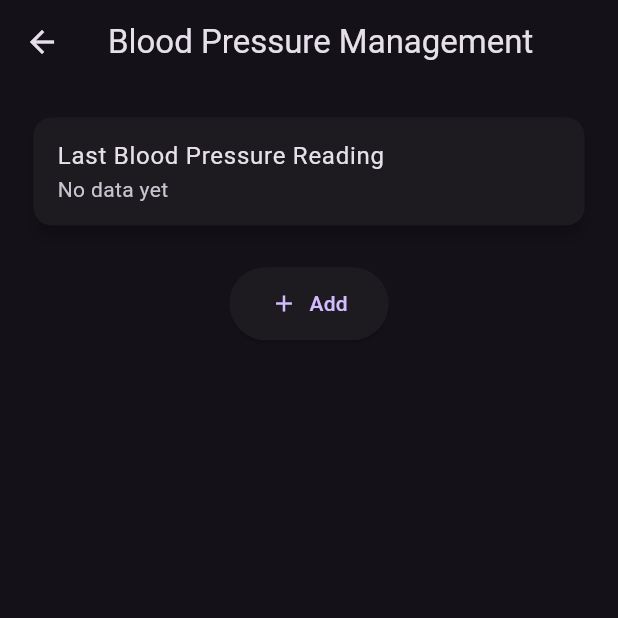
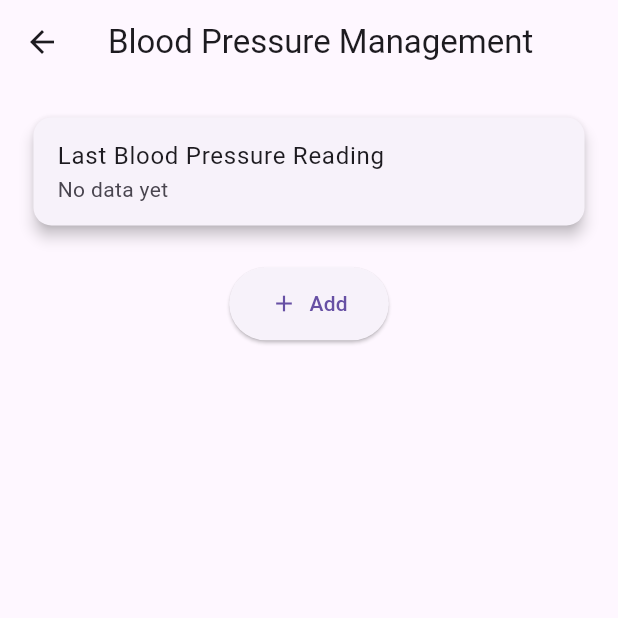
Before and after one commit to aljalo/health_mate, a Flutter app: the screen it shows after launch, after a tap on the "arrow forward" icon, on a phone screen of 412 x 824 dp, the top half of it. Run offline on Flutter 3.47's test engine with Material 3 defaults, Android fonts, the phone set to English and light mode, and no system bars; our stand-ins replace easy_localization, flutter_screenutil, hive, hive_flutter; accounts and stored records are empty.

Commit message:
Setteings Page

```diff
--- a/lib/main.dart
+++ b/lib/main.dart
@@ -1,4 +1,5 @@
 import 'package:flutter/material.dart';
+import 'package:health_mate/models/theme_mode_enum.dart';
 import 'package:hive_flutter/hive_flutter.dart';
 import 'package:flutter_screenutil/flutter_screenutil.dart';
 import 'package:easy_localization/easy_localization.dart';
@@ -20,7 +21,8 @@ void main() async {
   Hive.registerAdapter(BloodPressureAdapter());
   Hive.registerAdapter(BloodSugarAdapter());
   Hive.registerAdapter(MedicationAdapter());
-
+  Hive.registerAdapter(AppThemeModeAdapter());
+  await Hive.openBox('settingsBox');
   await Hive.openBox<BloodPressure>('pressureBox');
   await Hive.openBox<BloodSugar>('sugarBox');
   await Hive.openBox<Medication>('medicationsBox');
@@ -35,9 +37,28 @@ void main() async {
   );
 }
 
-class MyApp extends StatelessWidget {
+class MyApp extends StatefulWidget {
   const MyApp({super.key});
 
+  @override
+  State<MyApp> createState() => _MyAppState();
+}
+
+class _MyAppState extends State<MyApp> {
+
+  late Box settingsBox;
+  late AppThemeMode appThemeMode;
+@override
+  void initState() {
+    super.initState();
+    settingsBox = Hive.box('settingsBox');
+    appThemeMode = settingsBox.get('themeMode', defaultValue: AppThemeMode.system);
+    settingsBox.watch(key: 'themeMode').listen((event) {
+      setState(() {
+        appThemeMode = event.value;
+      });
+    });
+  }
   @override
   Widget build(BuildContext context) {
     return ScreenUtilInit(
@@ -46,8 +67,7 @@ class MyApp extends StatelessWidget {
         return MaterialApp(
           theme: ThemeData.light(),
           darkTheme: ThemeData.dark(),
-          themeMode: ThemeMode.dark,
-          //themeMode: ThemeMode.system,
+          themeMode: _getThemeMode(), //ThemeMode.dark,
           debugShowCheckedModeBanner: false,
           title: 'HealthMate',
 
@@ -63,6 +83,17 @@ class MyApp extends StatelessWidget {
         );
       },
     );
+  }
+  ThemeMode _getThemeMode() {
+    switch (appThemeMode) {
+      case AppThemeMode.light:
+        return ThemeMode.light;
+      case AppThemeMode.dark:
+        return ThemeMode.dark;
+      case AppThemeMode.system:
+      default:
+        return ThemeMode.system;
+    }
   }
 }
 
--- /dev/null
+++ b/lib/models/theme_mode_enum.dart
@@ -0,0 +1,15 @@
+// models/theme_mode_enum.dart
+
+import 'package:hive/hive.dart';
+
+part 'theme_mode_enum.g.dart';
+
+@HiveType(typeId: 1)
+enum AppThemeMode {
+  @HiveField(0)
+  system,
+  @HiveField(1)
+  light,
+  @HiveField(2)
+  dark,
+}
--- a/lib/screens/home_screen.dart
+++ b/lib/screens/home_screen.dart
@@ -1,5 +1,6 @@
 import 'package:flutter/material.dart';
 import 'package:flutter_screenutil/flutter_screenutil.dart';
+import 'package:health_mate/screens/settings_screen.dart';
 import 'package:hive_flutter/hive_flutter.dart';
 import 'package:easy_localization/easy_localization.dart';
 
@@ -44,7 +45,9 @@ class _HomeScreenState extends State<HomeScreen> {
         actions: [
           Padding(
             padding: EdgeInsets.only(right: 16.w),
-            child: DropdownButton<Locale>(
+            child: Row(
+              children: [
+                DropdownButton<Locale>(
                   underline: SizedBox(),
                   icon: Icon(
                     Icons.language,
@@ -56,11 +59,38 @@ class _HomeScreenState extends State<HomeScreen> {
                     }
                   },
                   items: [
-                DropdownMenuItem(value: Locale('en'), child: Text('English')),
-                DropdownMenuItem(value: Locale('ar'), child: Text('العربية')),
-                DropdownMenuItem(value: Locale('gr'), child: Text('Deutsch')),
-                DropdownMenuItem(value: Locale('ru'), child: Text('Русский')),
-                DropdownMenuItem(value: Locale('tr'), child: Text('Türkçe')),
+                    DropdownMenuItem(
+                      value: Locale('en'),
+                      child: Text('English'),
+                    ),
+                    DropdownMenuItem(
+                      value: Locale('ar'),
+                      child: Text('العربية'),
+                    ),
+                    DropdownMenuItem(
+                      value: Locale('gr'),
+                      child: Text('Deutsch'),
+                    ),
+                    DropdownMenuItem(
+                      value: Locale('ru'),
+                      child: Text('Русский'),
+                    ),
+                    DropdownMenuItem(
+                      value: Locale('tr'),
+                      child: Text('Türkçe'),
+                    ),
+                  ],
+                ),
+                SizedBox(width: 2.w),
+                IconButton(
+                  icon: Icon(Icons.settings),
+                  onPressed: () {
+                    Navigator.push(
+                      context,
+                      MaterialPageRoute(builder: (context) => SettingsScreen()),
+                    );
+                  },
+                ),
               ],
             ),
           ),
```
Also changed, not shown: assets/translations/en.json (+10 -1 lines), lib/screens/settings_screen.dart (+95 -0 lines), lib/models/theme_mode_enum.g.dart (added). Lines whose indentation alone changed are shown as unchanged.
